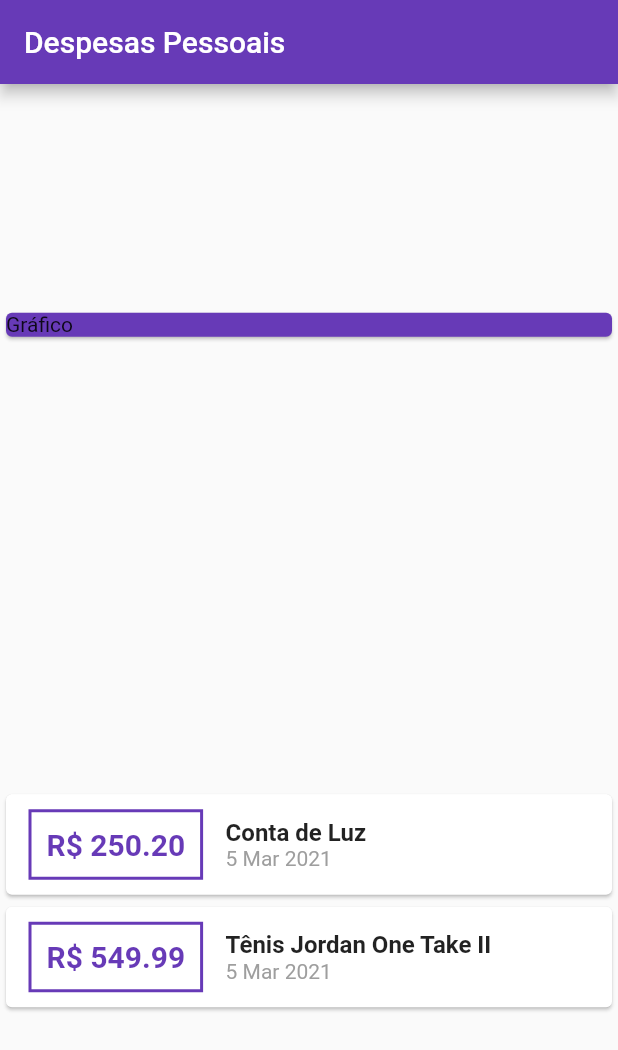
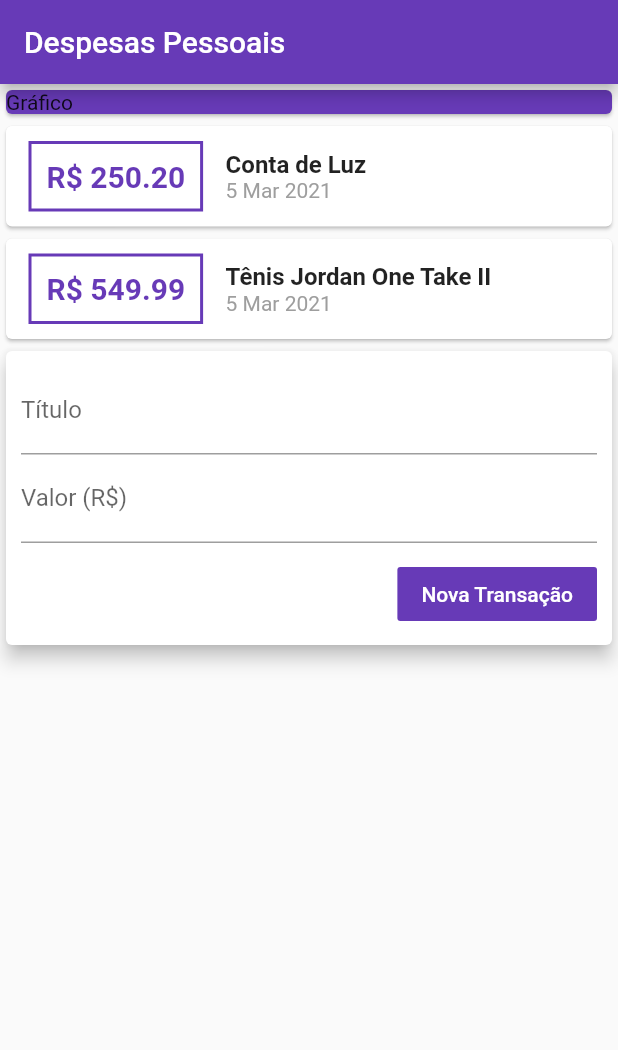
Before and after one commit to IkeSZ/expenses-app, a Flutter app: the screen it shows after launch, on a phone screen of 412 x 824 dp. Shown: the top 1050 px of the screen. Run offline on Flutter 3.47's test engine with Material 2 defaults, Android fonts, the phone set to English and light mode, and no system bars.

Commit message:
Separating main.dart into components

```diff
--- /dev/null
+++ b/lib/components/transactionForm.dart
@@ -0,0 +1,54 @@
+import 'package:flutter/material.dart';
+
+class TransactionForm extends StatelessWidget {
+  final titleController = TextEditingController();
+  final valueController = TextEditingController();
+
+  Widget build(BuildContext ctx) {
+    return  Card(
+      elevation: 5,
+
+      child: Container(
+        padding: const EdgeInsets.all(10),
+
+        child: Column(
+          children: [
+            TextField(
+              controller: titleController,
+
+              decoration: InputDecoration(
+                  labelText: 'Título'
+              ),
+            ),
+            TextField(
+              controller: valueController,
+
+              decoration: InputDecoration(
+                  labelText: 'Valor (R\$)'
+              ),
+            ),
+
+            Container(
+              margin: EdgeInsets.fromLTRB(0, 10, 0, 0),
+
+              child: Row(
+                mainAxisAlignment: MainAxisAlignment.end,
+
+                children: [
+                  FlatButton(
+                    child: Text('Nova Transação'),
+
+                    color: Colors.deepPurple,
+                    textColor: Colors.white,
+
+                    onPressed: () {},
+                  ),
+                ],
+              ),
+            )
+          ],
+        ),
+      ),
+    );
+  }
+}
--- /dev/null
+++ b/lib/components/transactionList.dart
@@ -0,0 +1,51 @@
+import 'package:flutter/material.dart';
+import 'package:intl/intl.dart';
+
+// Models
+import '../models/transactions.dart';
+
+class TransactionList extends StatelessWidget {
+  final List<Transactions> transactions;
+
+  TransactionList(this.transactions);
+
+  @override
+  Widget build(BuildContext ctx) {
+    return Column(
+      children: transactions.map((transaction) {
+        return Card(
+          child: Row(
+            children: <Widget>[
+              Container(
+                margin: EdgeInsets.symmetric(horizontal: 15, vertical: 10),
+                padding: EdgeInsets.all(10),
+
+                decoration: BoxDecoration(
+                    border: Border.all(
+                      color: Colors.deepPurple,
+
+                      width: 2,
+                    )
+                ),
+
+                child: Text(
+                    'R\$ ${transaction.value.toStringAsFixed(2)}',
+                    style: TextStyle(fontWeight: FontWeight.bold, fontSize: 20, color: Colors.deepPurple)
+                ),
+              ),
+
+              Column(
+                crossAxisAlignment: CrossAxisAlignment.start,
+
+                children: [
+                  Text(transaction.title, style: TextStyle(fontWeight: FontWeight.bold, fontSize: 16)),
+                  Text(DateFormat('d MMM y').format(transaction.date), style: TextStyle(color: Colors.grey)),
+                ],
+              )
+            ],
+          ),
+        );
+      }).toList(),
+    );
+  }
+}
--- /dev/null
+++ b/lib/components/transactionUser.dart
@@ -0,0 +1,30 @@
+import 'package:flutter/material.dart';
+
+// Models
+import '../models/transactions.dart';
+
+// Components
+import 'package:expenses_app/components/transactionList.dart';
+import 'package:expenses_app/components/transactionForm.dart';
+
+class _TransactionUserState extends State<TransactionUser> {
+  final _transactions = [
+    Transactions(id: 't1', title: 'Conta de Luz', value: 250.20, date: DateTime.now()),
+    Transactions(id: 't2', title: 'Tênis Jordan One Take II', value: 549.99, date: DateTime.now()),
+  ];
+
+  @override
+  Widget build(BuildContext ctx) {
+    return Column(
+      children: [
+        TransactionList(_transactions),
+        TransactionForm(),
+      ],
+    );
+  }
+}
+
+class TransactionUser extends StatefulWidget {
+  @override
+  _TransactionUserState createState() => _TransactionUserState();
+}
--- a/lib/main.dart
+++ b/lib/main.dart
@@ -1,8 +1,7 @@
 import 'package:flutter/material.dart';
-import 'package:intl/intl.dart';
 
-// Models
-import './models/transactions.dart';
+// Components
+import './components/transactionUser.dart';
 
 void main() => runApp(ExpensesApp());
 
@@ -16,17 +15,11 @@ class ExpensesApp extends StatelessWidget {
 }
 
 class MyHomePage extends StatelessWidget {
-  final _transactions = [
-    Transactions(id: 't1', title: 'Conta de Luz', value: 250.20, date: DateTime.now()),
-    Transactions(id: 't2', title: 'Tênis Jordan One Take II', value: 549.99, date: DateTime.now()),
-  ];
-
   @override
   Widget build(BuildContext ctx) {
     return Scaffold(
       appBar: AppBar(title: Text('Despesas Pessoais'), backgroundColor: Colors.deepPurple),
       body: Column(
-        mainAxisAlignment: MainAxisAlignment.spaceAround,
         crossAxisAlignment: CrossAxisAlignment.stretch,
 
         children: <Widget>[
@@ -37,42 +30,7 @@ class MyHomePage extends StatelessWidget {
             ),
           ),
 
-          Column(
-            children: _transactions.map((transaction) {
-              return Card(
-                child: Row(
-                  children: <Widget>[
-                    Container(
-                      margin: EdgeInsets.symmetric(horizontal: 15, vertical: 10),
-                      padding: EdgeInsets.all(10),
-
-                      decoration: BoxDecoration(
-                        border: Border.all(
-                          color: Colors.deepPurple,
-
-                          width: 2,
-                        )
-                      ),
-
-                      child: Text(
-                        'R\$ ${transaction.value.toStringAsFixed(2)}',
-                        style: TextStyle(fontWeight: FontWeight.bold, fontSize: 20, color: Colors.deepPurple)
-                      ),
-                    ),
-
-                    Column(
-                      crossAxisAlignment: CrossAxisAlignment.start,
-
-                      children: [
-                        Text(transaction.title, style: TextStyle(fontWeight: FontWeight.bold, fontSize: 16)),
-                        Text(DateFormat('d MMM y').format(transaction.date), style: TextStyle(color: Colors.grey)),
-                      ],
-                    )
-                  ],
-                ),
-              );
-            }).toList(),
-          )
+          TransactionUser(),
         ],
       ),
     );
```
